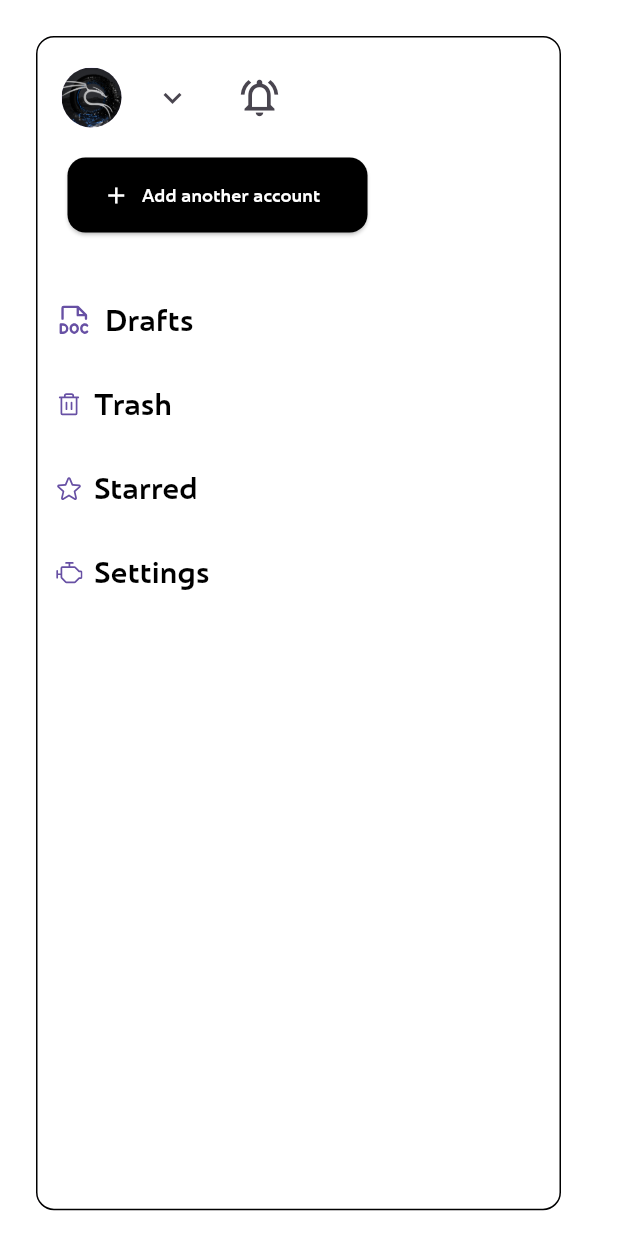
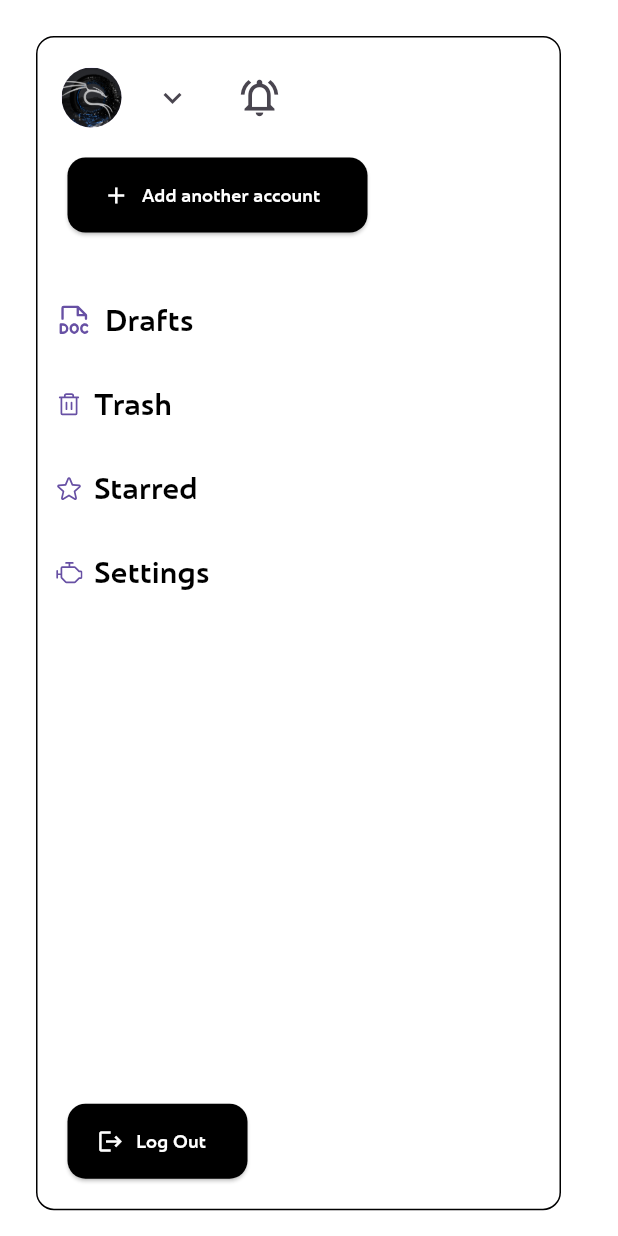
Before and after one commit to CookethOrg/Cooketh-Flow, a Flutter app: the Dashboard screen opened directly, on a phone screen of 412 x 824 dp. Run offline on Flutter 3.47's test engine with Material 3 defaults, Android fonts, the phone set to English and light mode, and no system bars; our stand-ins replace carousel_slider, dotted_border, flutter_dotenv, flutter_screenutil, google_fonts, hive_flutter and 2 more; accounts and stored records are empty.

Commit message:
implemented logout

```diff
--- a/lib/core/widgets/drawers/dashboard_drawer.dart
+++ b/lib/core/widgets/drawers/dashboard_drawer.dart
@@ -1,6 +1,7 @@
 import 'package:cookethflow/core/services/supabase_service.dart';
 import 'package:cookethflow/providers/authentication_provider.dart';
 import 'package:cookethflow/providers/dashboard_provider.dart';
+import 'package:cookethflow/screens/log_in.dart';
 import 'package:flutter/material.dart';
 import 'package:phosphor_flutter/phosphor_flutter.dart';
 import 'package:provider/provider.dart';
@@ -11,7 +12,7 @@ class DashboardDrawer extends StatelessWidget {
   @override
   Widget build(BuildContext context) {
     return Consumer<SupabaseService>(
-      builder: (context,auth, child) {
+      builder: (context, auth, child) {
         return FutureBuilder(
             future: auth.fetchCurrentUserName(),
             builder: (context, snapshot) {
@@ -160,6 +161,41 @@ class DashboardDrawer extends StatelessWidget {
                                       // fontWeight: FontWeight.w100,
                                       color: Colors.black),
                                 )),
+
+                            // SizedBox(height: 40,),
+                            Spacer(),
+                            Padding(
+                              padding: const EdgeInsets.symmetric(
+                                  horizontal: 20, vertical: 20),
+                              child: ElevatedButton.icon(
+                                  onPressed: () async {
+                                    await auth.logout();
+                                    Navigator.of(context)
+                                        .pushReplacement(MaterialPageRoute(
+                                      builder: (context) {
+                                        return LoginPage();
+                                      },
+                                    ));
+                                  },
+                                  style: ElevatedButton.styleFrom(
+                                      backgroundColor: Colors.black,
+                                      fixedSize: Size(120, 50),
+                                      shape: RoundedRectangleBorder(
+                                          borderRadius:
+                                              BorderRadius.circular(12))),
+                                  icon: Icon(
+                                    Icons.logout,
+                                    color: Colors.white,
+                                  ),
+                                  label: Text(
+                                    'Log Out',
+                                    style: TextStyle(
+                                        fontFamily: 'Frederik',
+                                        fontSize: 12,
+                                        fontWeight: FontWeight.w500,
+                                        color: Colors.white),
+                                  )),
+                            )
                           ],
                         ),
                       ),
```
Also changed, not shown: lib/core/services/supabase_service.dart (+8 -0 lines), lib/providers/authentication_provider.dart (+12 -12 lines).
